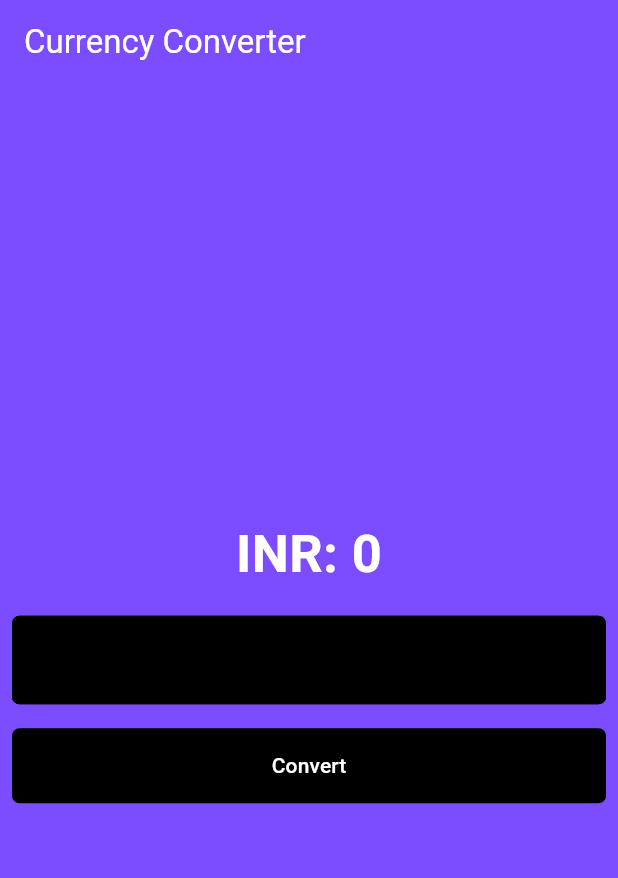
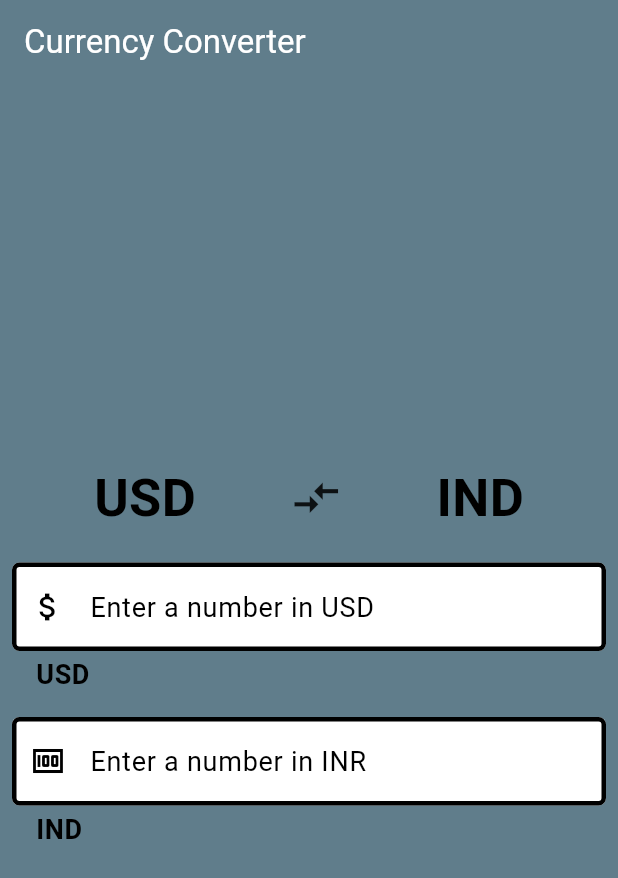
Before and after one commit to saisaran868/currency_convert, a Flutter app: the screen it shows after launch, on a phone screen of 412 x 824 dp. Shown: the top 878 px of the screen. Run offline on Flutter 3.47's test engine with Material 3 defaults, Android fonts, the phone set to English and light mode, and no system bars.

Commit message:
chnaged ui
and made it refelect in real time than using convert button

```diff
--- a/lib/currency_converter_materialpage.dart
+++ b/lib/currency_converter_materialpage.dart
@@ -1,103 +1,148 @@
 import 'package:flutter/material.dart';
 
-class CurrencyConverterMaterialpage extends StatefulWidget{
+class CurrencyConverterMaterialpage extends StatefulWidget {
   const CurrencyConverterMaterialpage({super.key});
 
   @override
-  State<CurrencyConverterMaterialpage>
-  createState() => _CurrencyConverterMaterialpageState();
-
+  State<CurrencyConverterMaterialpage> createState() => _CurrencyConverterMaterialpageState();
 }
 
-class _CurrencyConverterMaterialpageState
-extends State<CurrencyConverterMaterialpage>{
-double result = 0;
-final TextEditingController textEditingController = TextEditingController();
+class _CurrencyConverterMaterialpageState extends State<CurrencyConverterMaterialpage> {
+  final TextEditingController textEditingControllerUSD = TextEditingController();
+  final TextEditingController textEditingControllerINR = TextEditingController();
+
+  void _updateFromUSD(String value) {
+    textEditingControllerINR.removeListener(() {});
+
+    double input = double.tryParse(value) ?? 0;
+    double result = input * 83.94;
+
+    textEditingControllerINR.text = result.toStringAsFixed(2);
+
+    textEditingControllerINR.addListener(() {});
+  }
+
+  void _updateFromINR(String value) {
+    textEditingControllerUSD.removeListener(() {});
+
+    double input = double.tryParse(value) ?? 0;
+    double result = input / 83.94;
+
+    textEditingControllerUSD.text = result.toStringAsFixed(2);
+
+    textEditingControllerUSD.addListener(() {});
+  }
 
   @override
-  Widget build(Object context) {
+  Widget build(BuildContext context) {
     final border = OutlineInputBorder(
-                  borderSide:const BorderSide(
+      borderSide: const BorderSide(
         color: Colors.black,
         width: 3.0,
         style: BorderStyle.solid,
       ),
-                    borderRadius: BorderRadius.circular(5));
+      borderRadius: BorderRadius.circular(5),
+    );
 
-    return    Scaffold(
-      backgroundColor: Colors.deepPurpleAccent,
+    return Scaffold(
+      backgroundColor: Colors.blueGrey,
       appBar: AppBar(
-        backgroundColor: Colors.deepPurpleAccent,
+        backgroundColor: Colors.blueGrey,
         elevation: 0,
-        title: const Text('Currency Converter',style:TextStyle(
-          color: Colors.white
-        ),
+        title: const Text(
+          'Currency Converter',
+          style: TextStyle(color: Colors.white),
         ),
       ),
       body: Center(
         child: Column(
           mainAxisAlignment: MainAxisAlignment.center,
           children: [
-               Padding(
-                 padding: const EdgeInsets.all(8.0),
-                 child: Text("INR: ${ result != 0 ? result.toStringAsFixed(2) : result.toStringAsFixed(0) }",
-
-                 style: const TextStyle(
+            const Row(
+              mainAxisAlignment: MainAxisAlignment.spaceEvenly,
+              children: [
+                Text(
+                  "USD",
+                  style: TextStyle(
                     fontSize: 35,
                     fontWeight: FontWeight.bold,
-                 color: Colors.white,
+                    color: Colors.black,
                   ),
+                ),
+                Icon(
+                  Icons.compare_arrows,
+                  size: 35,
+                ),
+                Text(
+                  "IND",
+                  style: TextStyle(
+                    fontSize: 35,
+                    fontWeight: FontWeight.bold,
+                    color: Colors.black,
+                  ),
+                ),
+              ],
+            ),
+            const SizedBox(height: 10,),
+            Container(
+              padding: const EdgeInsets.all(8.0),
+              child: TextField(
+                controller: textEditingControllerUSD,
+                onChanged: _updateFromUSD,
+                style: const TextStyle(color: Colors.black),
+                decoration: InputDecoration(
+                  helperText:'USD',
+                  helperStyle: const TextStyle(
+                    color: Colors.black,
+                    fontSize: 18,
+                    fontWeight: FontWeight.bold,
+                  ),
+                  hintText: 'Enter a number in USD',
+                  hintStyle: const TextStyle(
+                    color: Colors.black,
+                    fontSize: 18,
+                  ),
+                  prefixIcon: const Icon(Icons.attach_money),
+                  prefixIconColor: Colors.black,
+                  filled: true,
+                  fillColor: Colors.white,
+                  focusedBorder: border,
+                  enabledBorder: border,
+                ),
+                keyboardType: const TextInputType.numberWithOptions(decimal: true),
               ),
             ),
             Container(
               padding: const EdgeInsets.all(8.0),
               child: TextField(
-                controller: textEditingController,
-                style: const TextStyle(
+                controller: textEditingControllerINR,
+                onChanged: _updateFromINR,
+                style: const TextStyle(color: Colors.black),
+                decoration: InputDecoration(
+                  helperText:'IND',
+                  helperStyle: const TextStyle(
                     color: Colors.black,
+                    fontSize: 18,
+                    fontWeight: FontWeight.bold,
                   ),
-                decoration: InputDecoration(
-                  hintText: 'Enter a number in USD',
+                  hintText: 'Enter a number in INR',
                   hintStyle: const TextStyle(
                     color: Colors.black,
                     fontSize: 18,
                   ),
-                  prefixIcon: const Icon( Icons.attach_money),
+                  prefixIcon: const Icon(Icons.money),
                   prefixIconColor: Colors.black,
                   filled: true,
-                  fillColor: Colors.black,
+                  fillColor: Colors.white,
                   focusedBorder: border,
                   enabledBorder: border,
                 ),
-                  keyboardType:const TextInputType.numberWithOptions(
-                    decimal: true,
-                  ) ,
+                keyboardType: const TextInputType.numberWithOptions(decimal: true),
               ),
             ),
-
-            Padding(
-              padding: const EdgeInsets.all(8.0),
-              child: TextButton(onPressed: (){
-                setState(() {
-                  result = double.parse(textEditingController.text) * 83.94;
-                });
-              },
-              style: TextButton.styleFrom(
-
-                backgroundColor: Colors.black,
-                foregroundColor: Colors.white,
-                minimumSize:const Size (double.infinity, 50),
-                shape:  RoundedRectangleBorder(borderRadius: BorderRadius.circular(5))
-                ),
-
-               child:const Text("Convert" ),
+          ],
         ),
       ),
-
-            ],
-          ),
-        ) ,
     );
   }
-
 }
```
Lines whose indentation alone changed are shown as unchanged.
